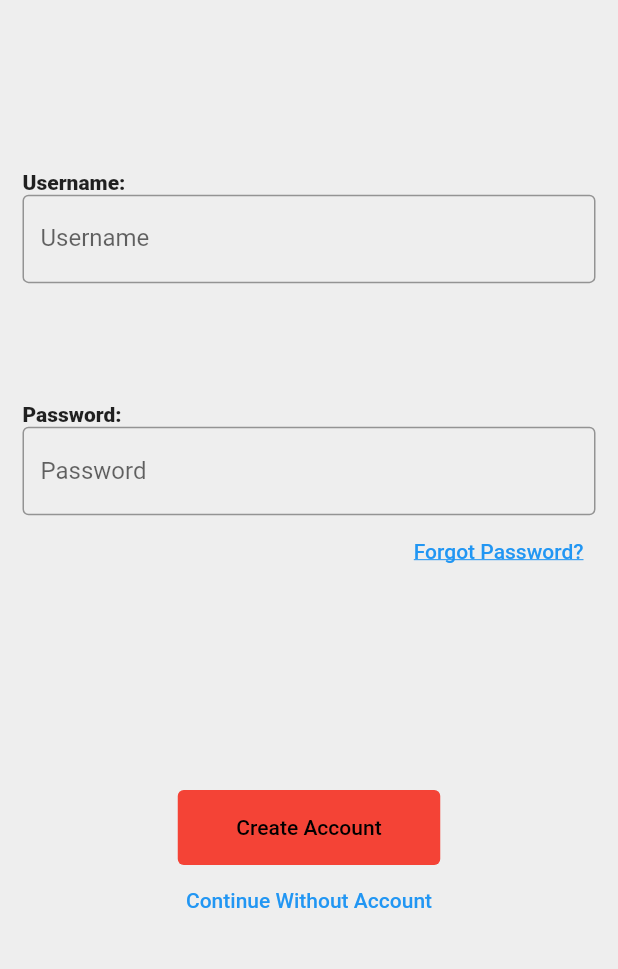
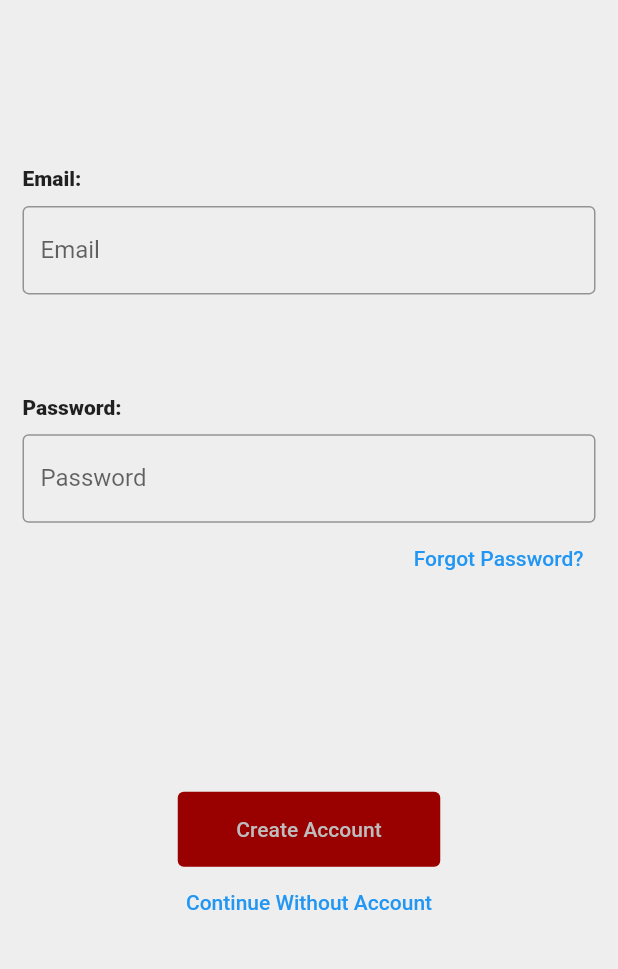
Before and after one commit to astrebe/project-spotlight, a Flutter app: the screen it shows after launch, on a phone screen of 412 x 824 dp, the part 234-1203 px from its top. Run offline on Flutter 3.47's test engine with Material 2 defaults, Android fonts, the phone set to English and light mode, and no system bars.

Commit message:
Padding/Email
Updated the paddings on the email/password labels and changed 'Username:' to 'Email:'.

```diff
--- a/spotlight_app/lib/loginscreen.dart
+++ b/spotlight_app/lib/loginscreen.dart
@@ -1,7 +1,7 @@
 import 'package:flutter/material.dart';
 
 class LoginScreen extends StatelessWidget {
-  final String loginLabel = "Username: ";
+  final String loginLabel = "Email: ";
   final String passwordLabel = "Password: ";
 
   const LoginScreen({Key? key}) : super(key: key);
@@ -35,16 +35,19 @@ class LoginScreen extends StatelessWidget {
                   child: Column(children: <Widget>[
                 Align(
                   alignment: Alignment.centerLeft,
+                  child: Padding(
+                    padding: const EdgeInsets.fromLTRB(0, 0, 0, 10),
                     child: Text(
                       loginLabel,
                       style: const TextStyle(fontWeight: FontWeight.w900),
+                    ),
                   ),
                 ),
                 const TextField(
                   obscureText: true,
                   decoration: InputDecoration(
                     border: OutlineInputBorder(),
-                    labelText: 'Username',
+                    labelText: 'Email',
                   ),
                 ),
               ])),
@@ -54,9 +57,12 @@ class LoginScreen extends StatelessWidget {
                     child: Column(children: <Widget>[
                   Align(
                     alignment: Alignment.bottomLeft,
+                    child: Padding(
+                      padding: const EdgeInsets.fromLTRB(0, 0, 0, 10),
                       child: Text(
                         passwordLabel,
                         style: const TextStyle(fontWeight: FontWeight.w900),
+                      ),
                     ),
                   ),
                   const TextField(
@@ -83,7 +89,7 @@ class LoginScreen extends StatelessWidget {
                       child: const Text('Forgot Password?',
                           style: TextStyle(
                             color: Colors.blue,
-                              decoration: TextDecoration.underline)),
+                          )),
                     ),
                   )
                 ],
@@ -99,10 +105,10 @@ class LoginScreen extends StatelessWidget {
                       child: TextButton(
                         style: ButtonStyle(
                           alignment: Alignment.center,
-                          foregroundColor:
-                              MaterialStateProperty.all<Color>(Colors.black),
-                          backgroundColor:
-                              MaterialStateProperty.all<Color>(Colors.red),
+                          foregroundColor: MaterialStateProperty.all<Color>(
+                              Colors.grey.shade400),
+                          backgroundColor: MaterialStateProperty.all<Color>(
+                              const Color.fromARGB(255, 153, 0, 0)),
                         ),
                         onPressed: () {},
                         child: const Text('Create Account'),
```
Lines whose indentation alone changed are shown as unchanged.
